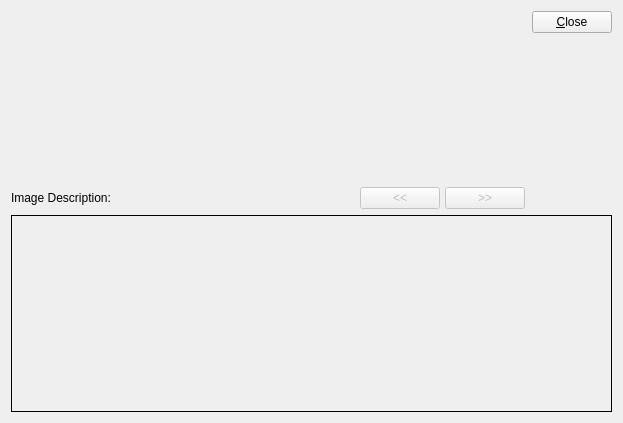
Before: the Qt Designer form guiclient/itemImages.ui in Pegasus-RPG/xtuple-client, drawn with Qt 5.
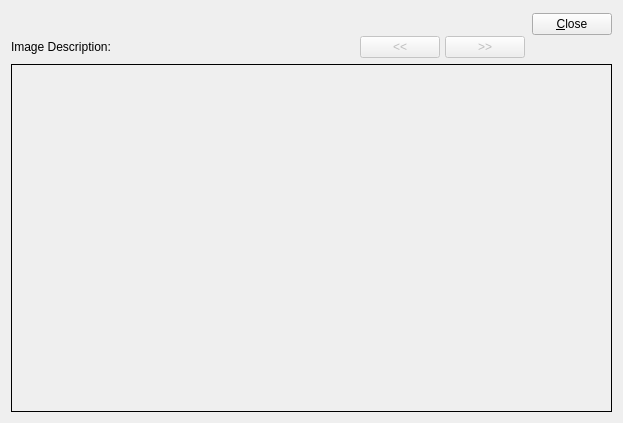
After: the same form once the commit is applied. Custom widgets are drawn as their Qt base class.

Commit message: Issue #27915:tweak layout

Diff of the .ui file:
```diff
--- a/guiclient/itemImages.ui
+++ b/guiclient/itemImages.ui
@@ -26,25 +26,16 @@
      <property name="spacing">
       <number>7</number>
      </property>
-     <property name="margin">
-      <number>0</number>
-     </property>
      <item>
       <layout class="QVBoxLayout">
        <property name="spacing">
         <number>5</number>
        </property>
-       <property name="margin">
-        <number>0</number>
-       </property>
        <item>
         <layout class="QHBoxLayout">
          <property name="spacing">
           <number>0</number>
          </property>
-         <property name="margin">
-          <number>0</number>
-         </property>
          <item>
           <widget class="ItemCluster" name="_item"/>
          </item>
@@ -71,17 +62,11 @@
          <property name="spacing">
           <number>2</number>
          </property>
-         <property name="margin">
-          <number>0</number>
-         </property>
          <item>
           <layout class="QHBoxLayout">
            <property name="spacing">
             <number>5</number>
            </property>
-           <property name="margin">
-            <number>0</number>
-           </property>
            <item>
             <widget class="QLabel" name="_imageDescriptionLit">
              <property name="text">
@@ -115,9 +100,6 @@
            <property name="spacing">
             <number>5</number>
            </property>
-           <property name="margin">
-            <number>0</number>
-           </property>
            <item>
             <widget class="QPushButton" name="_prev">
              <property name="enabled">
@@ -149,9 +131,6 @@
        <property name="spacing">
         <number>0</number>
        </property>
-       <property name="margin">
-        <number>0</number>
-       </property>
        <item>
         <widget class="QPushButton" name="_close">
          <property name="text">
@@ -164,6 +143,9 @@
          <property name="orientation">
           <enum>Qt::Vertical</enum>
          </property>
+         <property name="sizeType">
+          <enum>QSizePolicy::Minimum</enum>
+         </property>
          <property name="sizeHint" stdset="0">
           <size>
            <width>20</width>
```
Left out of the diff: 9 changed lines with no effect on the pictures.
